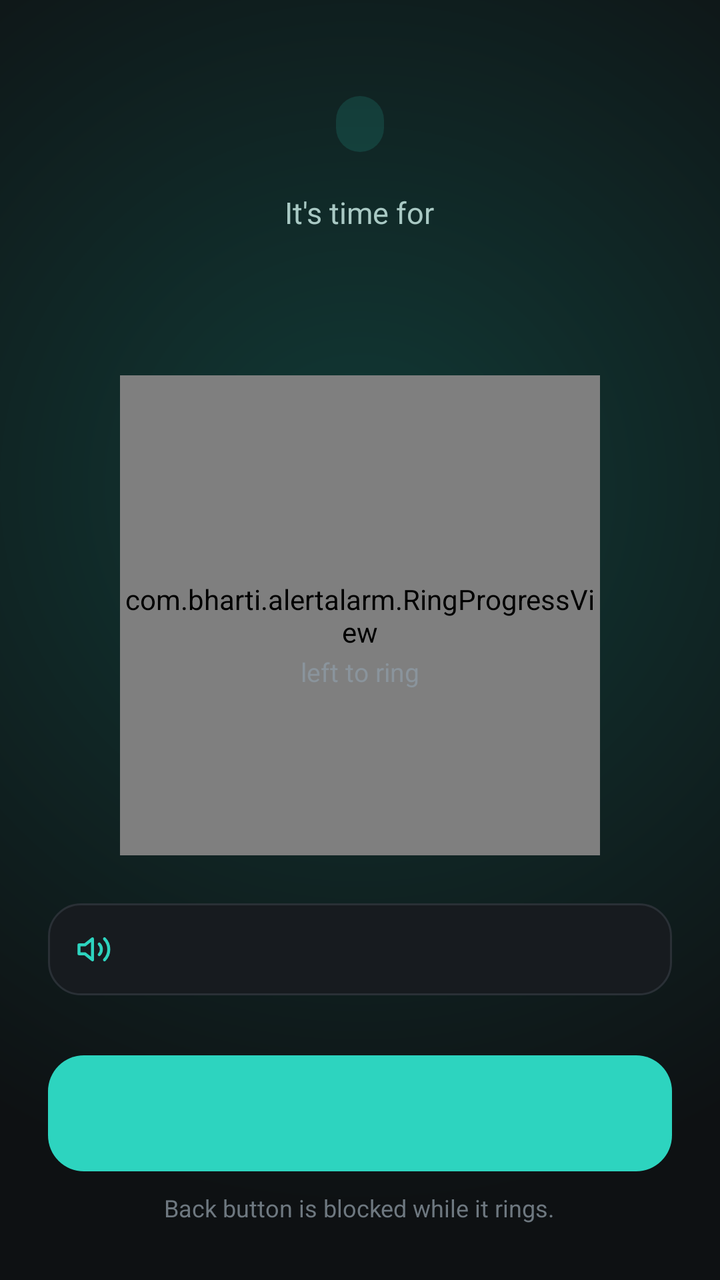
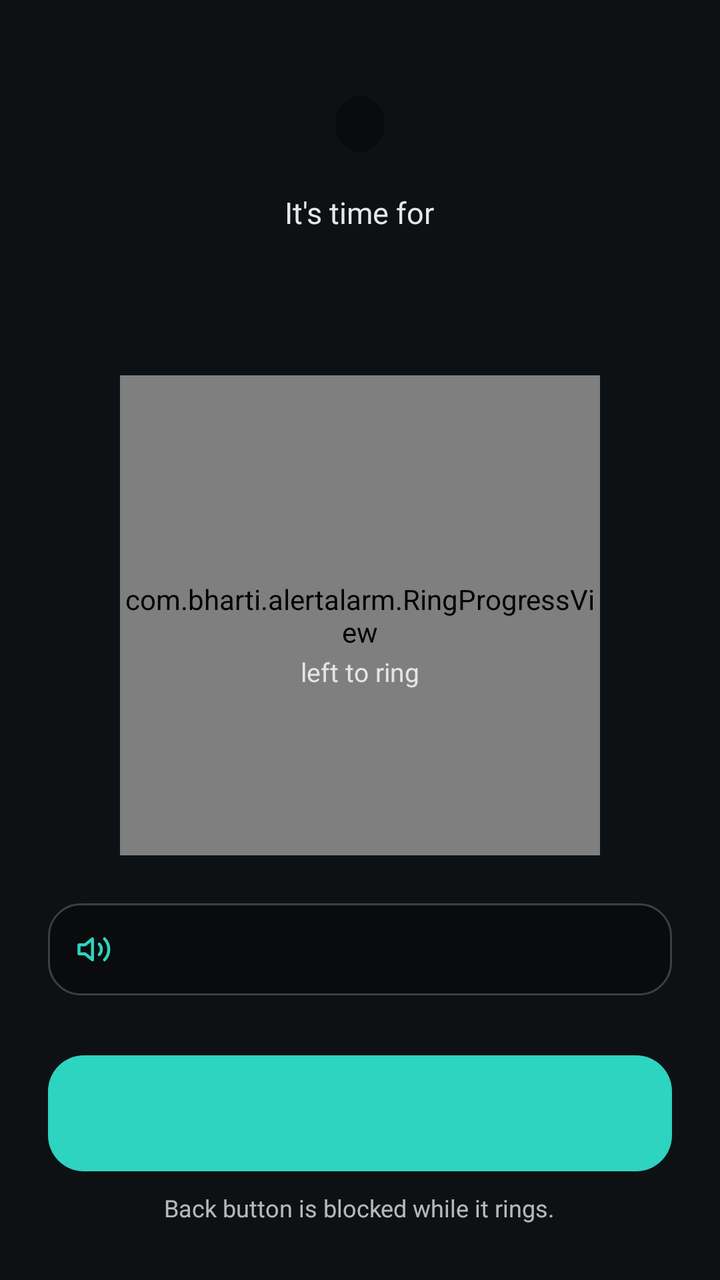

Screens rendered from an Android XML layout before and after an edit, with the pre-edit source and the edit as a unified diff.
<!-- AndroidManifest.xml: activity theme Theme.AlertAlarm.Ringing -->
<!-- res/layout/activity_ringing.xml -->
<?xml version="1.0" encoding="utf-8"?>
<LinearLayout xmlns:android="http://schemas.android.com/apk/res/android"
    xmlns:app="http://schemas.android.com/apk/res-auto"
    android:layout_width="match_parent"
    android:layout_height="match_parent"
    android:background="@drawable/bg_ringing"
    android:gravity="center_horizontal"
    android:orientation="vertical"
    android:paddingStart="24dp"
    android:paddingTop="48dp"
    android:paddingEnd="24dp"
    android:paddingBottom="28dp">

    <TextView
        android:id="@+id/lockPill"
        android:layout_width="wrap_content"
        android:layout_height="28dp"
        android:background="@drawable/bg_pill_soft"
        android:drawablePadding="6dp"
        android:fontFamily="sans-serif-medium"
        android:gravity="center_vertical"
        android:paddingStart="12dp"
        android:paddingEnd="12dp"
        android:textColor="@color/accent"
        android:textSize="12sp" />

    <TextView
        android:layout_width="wrap_content"
        android:layout_height="wrap_content"
        android:layout_marginTop="20dp"
        android:text="It's time for"
        android:textColor="@color/hero_text"
        android:textSize="15sp" />

    <TextView
        android:id="@+id/taskText"
        android:layout_width="match_parent"
        android:layout_height="wrap_content"
        android:layout_marginTop="8dp"
        android:gravity="center"
        android:lineSpacingExtra="2dp"
        android:textColor="@color/text"
        android:textSize="28sp"
        android:textStyle="bold" />

    <FrameLayout
        android:layout_width="240dp"
        android:layout_height="240dp"
        android:layout_marginTop="26dp">

        <com.bharti.alertalarm.RingProgressView
            android:id="@+id/ringView"
            android:layout_width="match_parent"
            android:layout_height="match_parent" />

        <LinearLayout
            android:layout_width="wrap_content"
            android:layout_height="wrap_content"
            android:layout_gravity="center"
            android:gravity="center_horizontal"
            android:orientation="vertical">

            <TextView
                android:id="@+id/countdownText"
                android:layout_width="wrap_content"
                android:layout_height="wrap_content"
                android:letterSpacing="-0.02"
                android:textColor="@color/text"
                android:textSize="42sp"
                android:textStyle="bold" />

            <TextView
                android:id="@+id/leftLabel"
                android:layout_width="wrap_content"
                android:layout_height="wrap_content"
                android:text="left to ring"
                android:textColor="@color/muted"
                android:textSize="13sp" />
        </LinearLayout>
    </FrameLayout>

    <LinearLayout
        android:layout_width="match_parent"
        android:layout_height="wrap_content"
        android:layout_marginTop="24dp"
        android:background="@drawable/bg_input"
        android:gravity="center_vertical"
        android:orientation="horizontal"
        android:padding="14dp">

        <ImageView
            android:layout_width="18dp"
            android:layout_height="18dp"
            android:importantForAccessibility="no"
            android:src="@drawable/ic_volume"
            app:tint="@color/accent" />

        <TextView
            android:id="@+id/untilText"
            android:layout_width="0dp"
            android:layout_height="wrap_content"
            android:layout_marginStart="10dp"
            android:layout_weight="1"
            android:textColor="@color/soft_text"
            android:textSize="13sp" />
    </LinearLayout>

    <View
        android:layout_width="match_parent"
        android:layout_height="0dp"
        android:layout_weight="1" />

    <TextView
        android:id="@+id/stopButton"
        android:layout_width="match_parent"
        android:layout_height="58dp"
        android:background="@drawable/bg_stop_button"
        android:clickable="true"
        android:drawablePadding="8dp"
        android:focusable="true"
        android:fontFamily="sans-serif-medium"
        android:gravity="center"
        android:textColor="@color/stop_text"
        android:textSize="16sp" />

    <TextView
        android:id="@+id/footerText"
        android:layout_width="wrap_content"
        android:layout_height="wrap_content"
        android:layout_marginTop="10dp"
        android:text="Back button is blocked while it rings."
        android:textColor="@color/faint"
        android:textSize="12sp" />
</LinearLayout>
<!-- resources referenced by this layout -->
<resources>
  <color name="accent">#2DD4BF</color>
  <color name="faint">#6E7880</color>
  <color name="hero_text">#A9C9C4</color>
  <color name="muted">#8A949C</color>
  <color name="soft_text">#C5CDD3</color>
  <color name="text">#E8EDF0</color>
  <!-- drawable bg_input (drawable) -->
  <?xml version="1.0" encoding="utf-8"?>
  <shape xmlns:android="http://schemas.android.com/apk/res/android" android:shape="rectangle">
      <solid android:color="@color/surface" />
      <stroke android:width="1dp" android:color="@color/stroke" />
      <corners android:radius="16dp" />
  </shape>
  <!-- drawable bg_pill_soft (drawable) -->
  <?xml version="1.0" encoding="utf-8"?>
  <shape xmlns:android="http://schemas.android.com/apk/res/android" android:shape="rectangle">
      <solid android:color="@color/accent_soft" />
      <corners android:radius="999dp" />
  </shape>
  <!-- drawable bg_ringing (drawable) -->
  <?xml version="1.0" encoding="utf-8"?>
  <shape xmlns:android="http://schemas.android.com/apk/res/android" android:shape="rectangle">
      <gradient
          android:centerX="0.5"
          android:centerY="0.38"
          android:endColor="@color/bg"
          android:gradientRadius="100%"
          android:startColor="#123A36"
          android:type="radial" />
  </shape>
  <!-- drawable bg_stop_button (drawable) -->
  <?xml version="1.0" encoding="utf-8"?>
  <selector xmlns:android="http://schemas.android.com/apk/res/android">
      <item android:state_enabled="false" android:drawable="@drawable/bg_button_disabled" />
      <item android:drawable="@drawable/bg_button_accent" />
  </selector>
  <!-- drawable ic_volume (drawable) -->
  <?xml version="1.0" encoding="utf-8"?>
  <vector xmlns:android="http://schemas.android.com/apk/res/android"
      android:width="24dp"
      android:height="24dp"
      android:viewportWidth="24"
      android:viewportHeight="24">
      <path
          android:fillColor="#00000000"
          android:pathData="M11,5L6,9H2v6h4l5,4z"
          android:strokeColor="#FFFFFFFF"
          android:strokeLineCap="round"
          android:strokeLineJoin="round"
          android:strokeWidth="2" />
      <path
          android:fillColor="#00000000"
          android:pathData="M15.5,8.5a5,5 0,0 1,0 7M19,5a10,10 0,0 1,0 14"
          android:strokeColor="#FFFFFFFF"
          android:strokeLineCap="round"
          android:strokeLineJoin="round"
          android:strokeWidth="2" />
  </vector>
  <style name="Theme.AlertAlarm.Ringing">
          <item name="android:statusBarColor">@color/bg</item>
          <item name="android:navigationBarColor">@color/bg</item>
      </style>
  <color name="surface">#171B1F</color>
  <color name="stroke">#2A3036</color>
  <color name="accent_soft">#242DD4BF</color>
  <color name="bg">#0E1113</color>
  <!-- drawable bg_button_disabled (drawable) -->
  <?xml version="1.0" encoding="utf-8"?>
  <shape xmlns:android="http://schemas.android.com/apk/res/android" android:shape="rectangle">
      <solid android:color="@color/surface" />
      <stroke android:width="1dp" android:color="@color/stroke" />
      <corners android:radius="20dp" />
  </shape>
  <!-- drawable bg_button_accent (drawable) -->
  <?xml version="1.0" encoding="utf-8"?>
  <shape xmlns:android="http://schemas.android.com/apk/res/android" android:shape="rectangle">
      <solid android:color="@color/accent" />
      <corners android:radius="18dp" />
  </shape>
</resources>

<!-- the commit's change to res/layout/activity_ringing.xml (unified diff, before → after) -->
@@ -3,7 +3,8 @@
     xmlns:app="http://schemas.android.com/apk/res-auto"
     android:layout_width="match_parent"
     android:layout_height="match_parent"
-    android:background="@drawable/bg_ringing"
+    android:id="@+id/ringRoot"
+    android:background="@color/bg"
     android:gravity="center_horizontal"
     android:orientation="vertical"
     android:paddingStart="24dp"
@@ -15,13 +16,13 @@
         android:id="@+id/lockPill"
         android:layout_width="wrap_content"
         android:layout_height="28dp"
-        android:background="@drawable/bg_pill_soft"
+        android:background="@drawable/bg_pill_dark"
         android:drawablePadding="6dp"
         android:fontFamily="sans-serif-medium"
         android:gravity="center_vertical"
         android:paddingStart="12dp"
         android:paddingEnd="12dp"
-        android:textColor="@color/accent"
+        android:textColor="#FFFFFFFF"
         android:textSize="12sp" />
 
     <TextView
@@ -29,7 +30,7 @@
         android:layout_height="wrap_content"
         android:layout_marginTop="20dp"
         android:text="It's time for"
-        android:textColor="@color/hero_text"
+        android:textColor="#E6FFFFFF"
         android:textSize="15sp" />
 
     <TextView
@@ -74,7 +75,7 @@
                 android:layout_width="wrap_content"
                 android:layout_height="wrap_content"
                 android:text="left to ring"
-                android:textColor="@color/muted"
+                android:textColor="#CCFFFFFF"
                 android:textSize="13sp" />
         </LinearLayout>
     </FrameLayout>
@@ -83,7 +84,7 @@
         android:layout_width="match_parent"
         android:layout_height="wrap_content"
         android:layout_marginTop="24dp"
-        android:background="@drawable/bg_input"
+        android:background="@drawable/bg_glass"
         android:gravity="center_vertical"
         android:orientation="horizontal"
         android:padding="14dp">
@@ -101,7 +102,7 @@
             android:layout_height="wrap_content"
             android:layout_marginStart="10dp"
             android:layout_weight="1"
-            android:textColor="@color/soft_text"
+            android:textColor="#F2FFFFFF"
             android:textSize="13sp" />
     </LinearLayout>
 
@@ -129,6 +130,6 @@
         android:layout_height="wrap_content"
         android:layout_marginTop="10dp"
         android:text="Back button is blocked while it rings."
-        android:textColor="@color/faint"
+        android:textColor="#B3FFFFFF"
         android:textSize="12sp" />
 </LinearLayout>
<!-- resource entries referenced after the edit -->
@@ -1,34 +1,19 @@
 <!-- resources referenced by this layout -->
 <resources>
   <color name="accent">#2DD4BF</color>
-  <color name="faint">#6E7880</color>
-  <color name="hero_text">#A9C9C4</color>
-  <color name="muted">#8A949C</color>
-  <color name="soft_text">#C5CDD3</color>
   <color name="text">#E8EDF0</color>
-  <!-- drawable bg_input (drawable) -->
+  <!-- drawable bg_glass (drawable) -->
   <?xml version="1.0" encoding="utf-8"?>
   <shape xmlns:android="http://schemas.android.com/apk/res/android" android:shape="rectangle">
-      <solid android:color="@color/surface" />
-      <stroke android:width="1dp" android:color="@color/stroke" />
+      <solid android:color="#59000000" />
+      <stroke android:width="1dp" android:color="#33FFFFFF" />
       <corners android:radius="16dp" />
   </shape>
-  <!-- drawable bg_pill_soft (drawable) -->
+  <!-- drawable bg_pill_dark (drawable) -->
   <?xml version="1.0" encoding="utf-8"?>
   <shape xmlns:android="http://schemas.android.com/apk/res/android" android:shape="rectangle">
-      <solid android:color="@color/accent_soft" />
+      <solid android:color="#59000000" />
       <corners android:radius="999dp" />
-  </shape>
-  <!-- drawable bg_ringing (drawable) -->
-  <?xml version="1.0" encoding="utf-8"?>
-  <shape xmlns:android="http://schemas.android.com/apk/res/android" android:shape="rectangle">
-      <gradient
-          android:centerX="0.5"
-          android:centerY="0.38"
-          android:endColor="@color/bg"
-          android:gradientRadius="100%"
-          android:startColor="#123A36"
-          android:type="radial" />
   </shape>
   <!-- drawable bg_stop_button (drawable) -->
   <?xml version="1.0" encoding="utf-8"?>
@@ -64,7 +49,6 @@
       </style>
   <color name="surface">#171B1F</color>
   <color name="stroke">#2A3036</color>
-  <color name="accent_soft">#242DD4BF</color>
   <color name="bg">#0E1113</color>
   <!-- drawable bg_button_disabled (drawable) -->
   <?xml version="1.0" encoding="utf-8"?>
